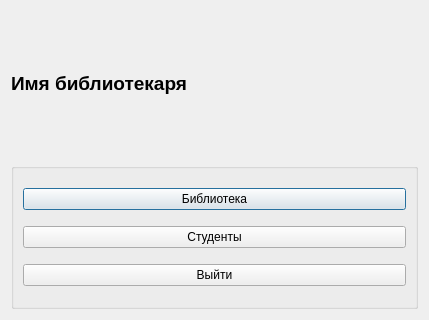
Before: the Qt Designer form librarianform.ui in sudovag3/mstu-work-qt, drawn with Qt 5.
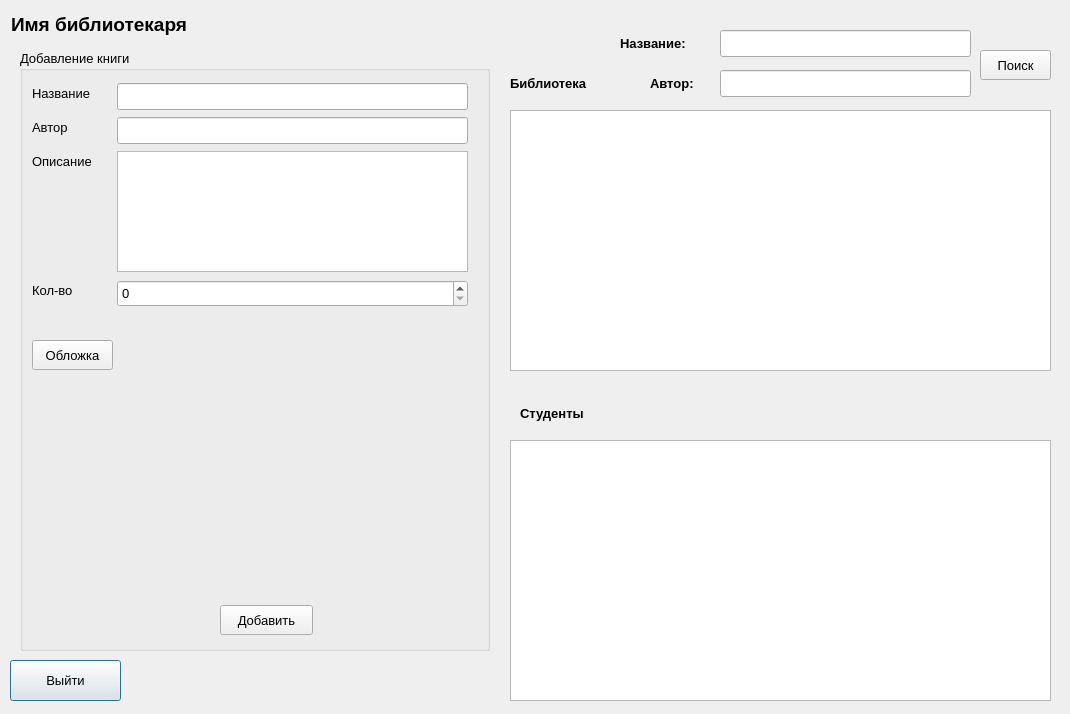
After: the same form once the commit is applied.

Commit message: исправил переходы на формы и сделал форму библиотекаря

```diff
--- a/librarianform.ui
+++ b/librarianform.ui
@@ -6,52 +6,320 @@
    <rect>
     <x>0</x>
     <y>0</y>
-    <width>429</width>
-    <height>320</height>
+    <width>1070</width>
+    <height>714</height>
    </rect>
   </property>
+  <property name="font">
+   <font>
+    <pointsize>10</pointsize>
+   </font>
+  </property>
   <property name="windowTitle">
    <string>Dialog</string>
   </property>
-  <layout class="QVBoxLayout" name="verticalLayout">
-   <item>
-    <widget class="QLabel" name="label">
-     <property name="text">
-      <string>&lt;html&gt;&lt;head/&gt;&lt;body&gt;&lt;p&gt;&lt;span style=&quot; font-size:14pt; font-weight:700;&quot;&gt;Имя библиотекаря&lt;/span&gt;&lt;/p&gt;&lt;/body&gt;&lt;/html&gt;</string>
-     </property>
-    </widget>
-   </item>
-   <item>
-    <widget class="QGroupBox" name="groupBox">
-     <property name="title">
-      <string/>
-     </property>
-     <layout class="QVBoxLayout" name="verticalLayout_2">
-      <item>
-       <widget class="QPushButton" name="ButtonLibrary">
-        <property name="text">
-         <string>Библиотека</string>
-        </property>
-       </widget>
-      </item>
-      <item>
-       <widget class="QPushButton" name="ButtonStudent">
-        <property name="text">
-         <string>Студенты</string>
-        </property>
-       </widget>
-      </item>
-      <item>
-       <widget class="QPushButton" name="ButtonClose">
-        <property name="text">
-         <string>Выйти</string>
-        </property>
-       </widget>
-      </item>
-     </layout>
-    </widget>
-   </item>
-  </layout>
+  <widget class="QLabel" name="label">
+   <property name="geometry">
+    <rect>
+     <x>11</x>
+     <y>11</y>
+     <width>521</width>
+     <height>28</height>
+    </rect>
+   </property>
+   <property name="text">
+    <string>&lt;html&gt;&lt;head/&gt;&lt;body&gt;&lt;p&gt;&lt;span style=&quot; font-size:14pt; font-weight:700;&quot;&gt;Имя библиотекаря&lt;/span&gt;&lt;/p&gt;&lt;/body&gt;&lt;/html&gt;</string>
+   </property>
+  </widget>
+  <widget class="QPushButton" name="ButtonClose">
+   <property name="geometry">
+    <rect>
+     <x>10</x>
+     <y>660</y>
+     <width>111</width>
+     <height>41</height>
+    </rect>
+   </property>
+   <property name="text">
+    <string>Выйти</string>
+   </property>
+  </widget>
+  <widget class="QGroupBox" name="groupBox">
+   <property name="geometry">
+    <rect>
+     <x>20</x>
+     <y>50</y>
+     <width>470</width>
+     <height>601</height>
+    </rect>
+   </property>
+   <property name="sizePolicy">
+    <sizepolicy hsizetype="Preferred" vsizetype="Preferred">
+     <horstretch>0</horstretch>
+     <verstretch>0</verstretch>
+    </sizepolicy>
+   </property>
+   <property name="title">
+    <string>Добавление книги</string>
+   </property>
+   <widget class="QLabel" name="label_2">
+    <property name="geometry">
+     <rect>
+      <x>12</x>
+      <y>33</y>
+      <width>75</width>
+      <height>21</height>
+     </rect>
+    </property>
+    <property name="text">
+     <string>Название</string>
+    </property>
+   </widget>
+   <widget class="QLabel" name="label_3">
+    <property name="geometry">
+     <rect>
+      <x>12</x>
+      <y>67</y>
+      <width>46</width>
+      <height>21</height>
+     </rect>
+    </property>
+    <property name="text">
+     <string>Автор</string>
+    </property>
+   </widget>
+   <widget class="QPushButton" name="createBookButton">
+    <property name="geometry">
+     <rect>
+      <x>200</x>
+      <y>555</y>
+      <width>93</width>
+      <height>30</height>
+     </rect>
+    </property>
+    <property name="text">
+     <string>Добавить</string>
+    </property>
+   </widget>
+   <widget class="QLabel" name="label_4">
+    <property name="geometry">
+     <rect>
+      <x>12</x>
+      <y>101</y>
+      <width>78</width>
+      <height>21</height>
+     </rect>
+    </property>
+    <property name="text">
+     <string>Описание</string>
+    </property>
+   </widget>
+   <widget class="QLabel" name="label_5">
+    <property name="geometry">
+     <rect>
+      <x>12</x>
+      <y>230</y>
+      <width>52</width>
+      <height>21</height>
+     </rect>
+    </property>
+    <property name="text">
+     <string>Кол-во</string>
+    </property>
+   </widget>
+   <widget class="QLabel" name="Lbl_image">
+    <property name="enabled">
+     <bool>true</bool>
+    </property>
+    <property name="geometry">
+     <rect>
+      <x>100</x>
+      <y>270</y>
+      <width>341</width>
+      <height>271</height>
+     </rect>
+    </property>
+    <property name="text">
+     <string/>
+    </property>
+   </widget>
+   <widget class="QSpinBox" name="spinBox">
+    <property name="geometry">
+     <rect>
+      <x>97</x>
+      <y>230</y>
+      <width>351</width>
+      <height>27</height>
+     </rect>
+    </property>
+   </widget>
+   <widget class="QTextEdit" name="textEdit">
+    <property name="geometry">
+     <rect>
+      <x>97</x>
+      <y>101</y>
+      <width>351</width>
+      <height>121</height>
+     </rect>
+    </property>
+   </widget>
+   <widget class="QLineEdit" name="createPassword">
+    <property name="geometry">
+     <rect>
+      <x>97</x>
+      <y>67</y>
+      <width>351</width>
+      <height>27</height>
+     </rect>
+    </property>
+   </widget>
+   <widget class="QLineEdit" name="createLogin">
+    <property name="geometry">
+     <rect>
+      <x>97</x>
+      <y>33</y>
+      <width>351</width>
+      <height>27</height>
+     </rect>
+    </property>
+    <property name="sizePolicy">
+     <sizepolicy hsizetype="Expanding" vsizetype="Fixed">
+      <horstretch>6</horstretch>
+      <verstretch>0</verstretch>
+     </sizepolicy>
+    </property>
+   </widget>
+   <widget class="QPushButton" name="Downloadimage">
+    <property name="geometry">
+     <rect>
+      <x>12</x>
+      <y>290</y>
+      <width>81</width>
+      <height>30</height>
+     </rect>
+    </property>
+    <property name="text">
+     <string>Обложка</string>
+    </property>
+   </widget>
+  </widget>
+  <widget class="QListWidget" name="listWidget">
+   <property name="geometry">
+    <rect>
+     <x>510</x>
+     <y>110</y>
+     <width>541</width>
+     <height>261</height>
+    </rect>
+   </property>
+  </widget>
+  <widget class="QLabel" name="label_6">
+   <property name="geometry">
+    <rect>
+     <x>510</x>
+     <y>70</y>
+     <width>111</width>
+     <height>28</height>
+    </rect>
+   </property>
+   <property name="text">
+    <string>&lt;html&gt;&lt;head/&gt;&lt;body&gt;&lt;p&gt;&lt;span style=&quot; font-weight:600;&quot;&gt;Библиотека&lt;/span&gt;&lt;/p&gt;&lt;/body&gt;&lt;/html&gt;</string>
+   </property>
+  </widget>
+  <widget class="QListWidget" name="listWidget_2">
+   <property name="geometry">
+    <rect>
+     <x>510</x>
+     <y>440</y>
+     <width>541</width>
+     <height>261</height>
+    </rect>
+   </property>
+  </widget>
+  <widget class="QLabel" name="label_7">
+   <property name="geometry">
+    <rect>
+     <x>520</x>
+     <y>400</y>
+     <width>91</width>
+     <height>28</height>
+    </rect>
+   </property>
+   <property name="text">
+    <string>&lt;html&gt;&lt;head/&gt;&lt;body&gt;&lt;p&gt;&lt;span style=&quot; font-weight:600;&quot;&gt;Студенты&lt;/span&gt;&lt;/p&gt;&lt;/body&gt;&lt;/html&gt;</string>
+   </property>
+  </widget>
+  <widget class="QLineEdit" name="createLogin_3">
+   <property name="geometry">
+    <rect>
+     <x>720</x>
+     <y>30</y>
+     <width>251</width>
+     <height>27</height>
+    </rect>
+   </property>
+   <property name="sizePolicy">
+    <sizepolicy hsizetype="Expanding" vsizetype="Fixed">
+     <horstretch>6</horstretch>
+     <verstretch>0</verstretch>
+    </sizepolicy>
+   </property>
+  </widget>
+  <widget class="QLabel" name="label_8">
+   <property name="geometry">
+    <rect>
+     <x>620</x>
+     <y>30</y>
+     <width>91</width>
+     <height>28</height>
+    </rect>
+   </property>
+   <property name="text">
+    <string>&lt;html&gt;&lt;head/&gt;&lt;body&gt;&lt;p&gt;&lt;span style=&quot; font-weight:600;&quot;&gt;Название:&lt;/span&gt;&lt;/p&gt;&lt;/body&gt;&lt;/html&gt;</string>
+   </property>
+  </widget>
+  <widget class="QLabel" name="label_9">
+   <property name="geometry">
+    <rect>
+     <x>650</x>
+     <y>70</y>
+     <width>61</width>
+     <height>28</height>
+    </rect>
+   </property>
+   <property name="text">
+    <string>&lt;html&gt;&lt;head/&gt;&lt;body&gt;&lt;p&gt;&lt;span style=&quot; font-weight:600;&quot;&gt;Автор:&lt;/span&gt;&lt;/p&gt;&lt;/body&gt;&lt;/html&gt;</string>
+   </property>
+  </widget>
+  <widget class="QLineEdit" name="createLogin_4">
+   <property name="geometry">
+    <rect>
+     <x>720</x>
+     <y>70</y>
+     <width>251</width>
+     <height>27</height>
+    </rect>
+   </property>
+   <property name="sizePolicy">
+    <sizepolicy hsizetype="Expanding" vsizetype="Fixed">
+     <horstretch>6</horstretch>
+     <verstretch>0</verstretch>
+    </sizepolicy>
+   </property>
+  </widget>
+  <widget class="QPushButton" name="createBookButton_2">
+   <property name="geometry">
+    <rect>
+     <x>980</x>
+     <y>50</y>
+     <width>71</width>
+     <height>30</height>
+    </rect>
+   </property>
+   <property name="text">
+    <string>Поиск</string>
+   </property>
+  </widget>
  </widget>
  <resources/>
  <connections/>
```
Left out of the diff: 2 changed lines with no effect on the pictures. The commit also changes 10 other files.
